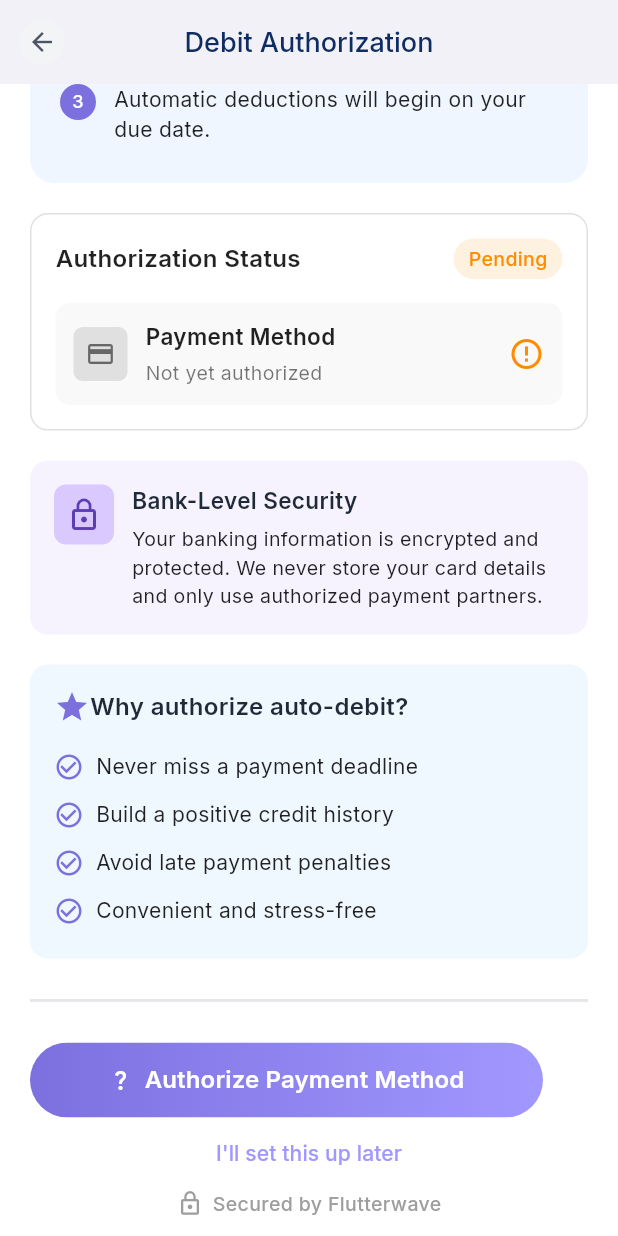
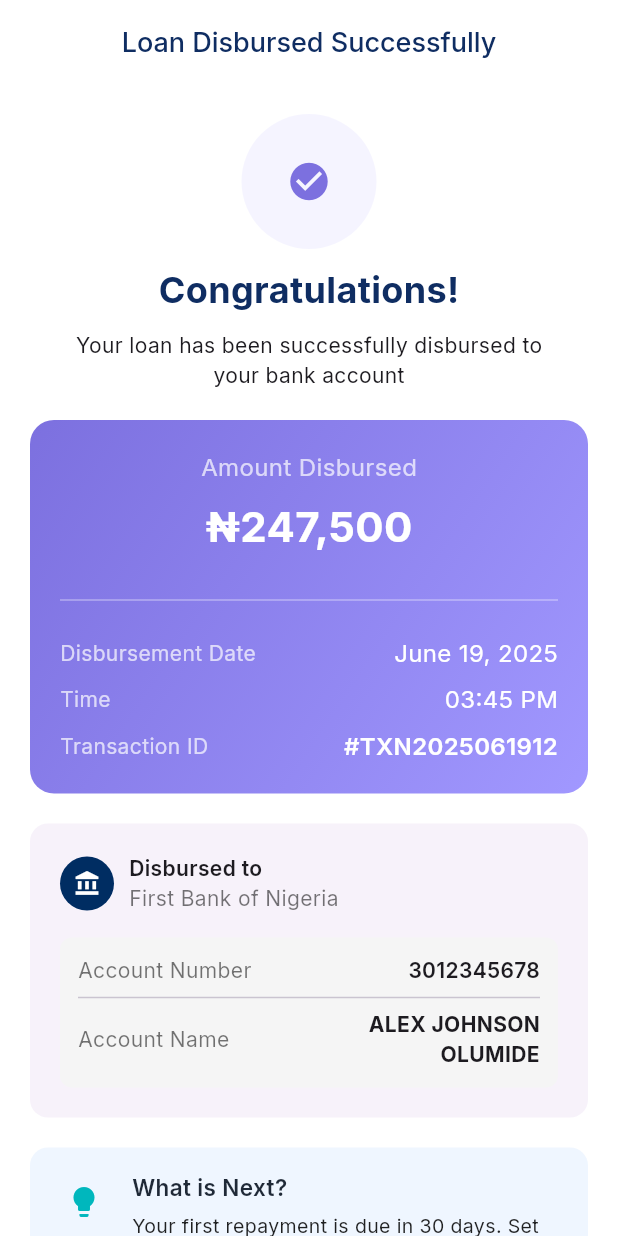
Before and after one commit to samsadeyemo/pcsloanamobilepp, a Flutter app: the DebitAuthorizationScreen screen opened by its route, scrolled down 576 dp, after a tap on "Authorize Payment Method", on a phone screen of 412 x 824 dp. Run offline on Flutter 3.47's test engine with Material 3 defaults, Android fonts, the light colour scheme and no system bars; our stand-ins replace camera, flutter_dotenv, flutter_riverpod, go_router, permission_handler, shared_preferences; accounts and stored records are empty; project files that could hold a hidden picture were left out.

Commit message:
Add Loan Disbursed Page

```diff
--- a/lib/app/routes/app_router.dart
+++ b/lib/app/routes/app_router.dart
@@ -13,6 +13,7 @@ import 'package:pcsloan/features/loan_application/presentation/apply_for_loan.da
 import 'package:pcsloan/features/loan_application/presentation/bvn_verification_screen.dart';
 import 'package:pcsloan/features/loan_application/presentation/debit_authorization.dart';
 import 'package:pcsloan/features/loan_application/presentation/facial_verification_screen.dart';
+import 'package:pcsloan/features/loan_application/presentation/loan_disbursed_screen.dart';
 import 'package:pcsloan/features/loan_application/presentation/loan_status_screen.dart';
 import 'package:pcsloan/features/loan_application/presentation/loan_summary.dart';
 import 'package:pcsloan/features/password_management/presentation/forget_password_screen.dart';
@@ -109,6 +110,10 @@ final GoRouter router = GoRouter(
       GoRoute(
         path: '/debit-authorization-screen',
         builder: (context, state) => const DebitAuthorizationScreen(),
+        ),
+      GoRoute(
+        path: '/loan-disbursed-screen',
+        builder: (context, state) => const LoanDisbursedScreen(),
         )
 
 
--- /dev/null
+++ b/lib/common/widgets/custom_loan_app_false.dart
@@ -0,0 +1,54 @@
+import 'package:flutter/material.dart';
+
+class CustomLoanAppBarFalse extends StatelessWidget implements PreferredSizeWidget {
+  final String title;
+
+  const CustomLoanAppBarFalse({Key? key, required this.title}) : super(key: key);
+
+  @override
+  Widget build(BuildContext context) {
+    return AppBar(
+      // leading: SizedBox(
+      //   width: 40,
+      //   child: Center(
+      //     child: GestureDetector(
+      //       onTap: () {
+      //         context.go('/previousRoute'); // Replace with your actual route
+      //       },
+      //       child: Container(
+      //         width: 30,
+      //         height: 30,
+      //         decoration: BoxDecoration(
+      //           shape: BoxShape.circle,
+      //           color: const Color(0xffF3F4F6),
+      //         ),
+      //         child: Center(
+      //           child: FittedBox(
+      //             child: Icon(
+      //               Icons.arrow_back_sharp,
+      //               size: 20,
+      //               color: Color(0xff4B5563),
+      //             ),
+      //           ),
+      //         ),
+      //       ),
+      //     ),
+      //   ),
+      // ),
+      backgroundColor: const Color(0xffFFFFFF),
+      title: Text(
+        title,
+        style: const TextStyle(
+          fontSize: 18,
+          color: Color(0xff0F2D62),
+          fontFamily: 'Inter',
+          fontWeight: FontWeight.w500,
+        ),
+      ),
+      centerTitle: true,
+    );
+  }
+
+  @override
+  Size get preferredSize => const Size.fromHeight(kToolbarHeight);
+}
--- a/lib/features/loan_application/presentation/debit_authorization.dart
+++ b/lib/features/loan_application/presentation/debit_authorization.dart
@@ -1,6 +1,7 @@
 import 'package:flutter/material.dart';
 import 'package:flutter/widgets.dart';
 import 'package:flutter_riverpod/flutter_riverpod.dart';
+import 'package:go_router/go_router.dart';
 import 'package:pcsloan/common/widgets/custom_loan_app_bar.dart';
 
 class DebitAuthorizationScreen extends ConsumerStatefulWidget {
@@ -440,6 +441,7 @@ class _DebitAuthorizationScreen
                     height: 50,
                     child: ElevatedButton(
                       onPressed: () {
+                        context.go('/loan-disbursed-screen');
                         // handle biometric login
                       },
                       style: ElevatedButton.styleFrom(
--- /dev/null
+++ b/lib/features/loan_application/presentation/loan_disbursed_screen.dart
@@ -0,0 +1,513 @@
+import 'package:flutter/material.dart';
+import 'package:flutter/widgets.dart';
+import 'package:flutter_riverpod/flutter_riverpod.dart';
+import 'package:go_router/go_router.dart';
+import 'package:pcsloan/common/widgets/custom_loan_app_false.dart';
+
+class LoanDisbursedScreen extends ConsumerStatefulWidget {
+  const LoanDisbursedScreen({super.key});
+
+  @override
+  ConsumerState<LoanDisbursedScreen> createState() => _LoanDisbursedScreen();
+}
+
+class _LoanDisbursedScreen extends ConsumerState<LoanDisbursedScreen> {
+  @override
+  Widget build(BuildContext context) {
+    return Scaffold(
+      backgroundColor: Color(0xFFFFFFFF),
+
+      appBar: CustomLoanAppBarFalse(title: 'Loan Disbursed Successfully'),
+      body: SafeArea(
+        child: SingleChildScrollView(
+          child: Padding(
+            padding: const EdgeInsets.all(20),
+            child: Column(
+              crossAxisAlignment: CrossAxisAlignment.start,
+              children: [
+                Align(
+                  alignment: Alignment.topCenter,
+                  child: Padding(
+                    padding: EdgeInsets.only(top: 0),
+                    child: Container(
+                      width: 90,
+                      height: 90,
+                      decoration: BoxDecoration(
+                        shape: BoxShape.circle,
+                        color: Color(0xffA198FF).withOpacity(0.1),
+                      ),
+                      child: Padding(
+                        padding: const EdgeInsets.all(0),
+                        child: SizedBox(
+                          width: 30,
+                          height: 30,
+                          child: Icon(
+                            Icons.check_circle,
+                            color: Color(0xff7C70DF),
+                            size: 30,
+                          ),
+                        ),
+                      ),
+                    ),
+                  ),
+                ),
+                SizedBox(height: 10),
+                Align(
+                  alignment: Alignment.center,
+                  child: Text(
+                    'Congratulations!',
+                    style: TextStyle(
+                      color: Color(0xff0F2D62),
+                      fontSize: 24,
+                      fontWeight: FontWeight.bold,
+                    ),
+                  ),
+                ),
+                SizedBox(height: 10),
+                Align(
+                  alignment: Alignment.center,
+                  child: Column(
+                    mainAxisAlignment: MainAxisAlignment.start,
+
+                    children: [
+                      Center(
+                        child: Text(
+                          'Your loan has been successfully disbursed to',
+                        ),
+                      ),
+                      Center(child: Text('your bank account')),
+                    ],
+                  ),
+                ),
+                SizedBox(height: 20),
+                Center(
+                  child: Container(
+                    width: double.infinity,
+                    margin: const EdgeInsets.all(0),
+                    padding: const EdgeInsets.all(20),
+                    decoration: BoxDecoration(
+                      borderRadius: BorderRadius.circular(16),
+                      gradient: const LinearGradient(
+                        colors: [
+                          Color(0xFF7C70DF), // Light purple
+                          Color(0xFFA198FF), // Darker purple
+                        ],
+                        begin: Alignment.topLeft,
+                        end: Alignment.bottomRight,
+                      ),
+                    ),
+                    child: Column(
+                      crossAxisAlignment: CrossAxisAlignment.center,
+                      children: [
+                        const Text(
+                          "Amount Disbursed",
+                          style: TextStyle(
+                            color: Colors.white70,
+                            fontSize: 16,
+                            fontWeight: FontWeight.w400,
+                          ),
+                        ),
+                        const SizedBox(height: 8),
+                        const Text(
+                          "₦247,500",
+                          style: TextStyle(
+                            color: Colors.white,
+                            fontSize: 28,
+                            fontWeight: FontWeight.bold,
+                          ),
+                        ),
+                        const SizedBox(height: 20),
+                        const Divider(color: Colors.white38, thickness: 1),
+                        const SizedBox(height: 16),
+                        Row(
+                          mainAxisAlignment: MainAxisAlignment.spaceBetween,
+                          children: const [
+                            Text(
+                              "Disbursement Date",
+                              style: TextStyle(
+                                color: Colors.white70,
+                                fontSize: 14,
+                              ),
+                            ),
+                            Text(
+                              "June 19, 2025",
+                              style: TextStyle(
+                                color: Colors.white,
+                                fontSize: 16,
+                              ),
+                            ),
+                          ],
+                        ),
+                        const SizedBox(height: 8),
+                        Row(
+                          mainAxisAlignment: MainAxisAlignment.spaceBetween,
+                          children: const [
+                            Text(
+                              "Time",
+                              style: TextStyle(
+                                color: Colors.white70,
+                                fontSize: 14,
+                              ),
+                            ),
+                            Text(
+                              "03:45 PM",
+                              style: TextStyle(
+                                color: Colors.white,
+                                fontSize: 16,
+                              ),
+                            ),
+                          ],
+                        ),
+                        const SizedBox(height: 8),
+                        Row(
+                          mainAxisAlignment: MainAxisAlignment.spaceBetween,
+                          children: const [
+                            Text(
+                              "Transaction ID",
+                              style: TextStyle(
+                                color: Colors.white70,
+                                fontSize: 14,
+                              ),
+                            ),
+                            Text(
+                              "#TXN2025061912",
+                              style: TextStyle(
+                                color: Colors.white,
+                                fontSize: 16,
+                                fontWeight: FontWeight.w600,
+                              ),
+                            ),
+                          ],
+                        ),
+                      ],
+                    ),
+                  ),
+                ),
+                const SizedBox(height: 20),
+                Card(
+                  shape: RoundedRectangleBorder(
+                    borderRadius: BorderRadius.circular(12),
+                  ),
+                  elevation: 0,
+                  margin: const EdgeInsets.all(0),
+                  child: Padding(
+                    padding: const EdgeInsets.all(20),
+                    child: Column(
+                      crossAxisAlignment: CrossAxisAlignment.start,
+                      children: [
+                        Row(
+                          children: const [
+                            CircleAvatar(
+                              backgroundColor: Color(0xFF002D62),
+                              radius: 18,
+                              child: Icon(
+                                Icons.account_balance,
+                                color: Colors.white,
+                                size: 18,
+                              ),
+                            ),
+                            SizedBox(width: 10),
+                            Column(
+                              crossAxisAlignment: CrossAxisAlignment.start,
+                              children: [
+                                Text(
+                                  "Disbursed to",
+                                  style: TextStyle(fontWeight: FontWeight.w600),
+                                ),
+                                Text(
+                                  "First Bank of Nigeria",
+                                  style: TextStyle(color: Colors.black54),
+                                ),
+                              ],
+                            ),
+                          ],
+                        ),
+                        const SizedBox(height: 16),
+                        Container(
+                          padding: const EdgeInsets.all(12),
+                          decoration: BoxDecoration(
+                            color: Colors.grey.shade100,
+                            borderRadius: BorderRadius.circular(8),
+                          ),
+                          child: const Column(
+                            crossAxisAlignment: CrossAxisAlignment.start,
+                            children: [
+                              Row(
+                                mainAxisAlignment:
+                                    MainAxisAlignment.spaceBetween,
+                                children: [
+                                  Text(
+                                    "Account Number",
+                                    style: TextStyle(color: Colors.black54),
+                                  ),
+                                  Text(
+                                    "3012345678",
+                                    style: TextStyle(
+                                      fontWeight: FontWeight.w600,
+                                    ),
+                                  ),
+                                ],
+                              ),
+                              Divider(),
+                              Row(
+                                mainAxisAlignment:
+                                    MainAxisAlignment.spaceBetween,
+                                children: [
+                                  Text(
+                                    "Account Name",
+                                    style: TextStyle(color: Colors.black54),
+                                  ),
+                                  Text(
+                                    "ALEX JOHNSON\nOLUMIDE",
+                                    textAlign: TextAlign.right,
+                                    style: TextStyle(
+                                      fontWeight: FontWeight.w700,
+                                    ),
+                                  ),
+                                ],
+                              ),
+                            ],
+                          ),
+                        ),
+                      ],
+                    ),
+                  ),
+                ),
+                const SizedBox(height: 20),
+                Container(
+                  padding: const EdgeInsets.all(16),
+                  decoration: BoxDecoration(
+                    color: Color(0xFFEFF6FF),
+                    borderRadius: BorderRadius.circular(12),
+                  ),
+                  child: Row(
+                    crossAxisAlignment: CrossAxisAlignment.start,
+                    children: [
+                      // Lock Icon
+                      Container(
+                        padding: const EdgeInsets.all(8),
+                        decoration: BoxDecoration(
+                          color: Color(0xFFEFF6FF),
+                          borderRadius: BorderRadius.circular(8),
+                        ),
+                        child: const Icon(
+                          Icons.lightbulb,
+                          color: Color(0xFF00B7BD),
+                          size: 24,
+                        ),
+                      ),
+                      const SizedBox(width: 12),
+                      // Text Content
+                      Expanded(
+                        child: Column(
+                          crossAxisAlignment: CrossAxisAlignment.start,
+                          children: const [
+                            Text(
+                              'What is Next?',
+                              style: TextStyle(
+                                fontSize: 15,
+                                fontWeight: FontWeight.w600,
+                                color: Color(0xFF1F2937),
+                              ),
+                            ),
+                            SizedBox(height: 6),
+                            Text(
+                              'Your first repayment is due in 30 days. Set up auto-debit to avoid late fees and maintain a good credit score',
+                              style: TextStyle(
+                                fontSize: 13,
+                                color: Colors.black87,
+                              ),
+                            ),
+                          ],
+                        ),
+                      ),
+                    ],
+                  ),
+                ),
+                const SizedBox(height: 20),
+                Container(
+                  padding: const EdgeInsets.all(16),
+                  decoration: BoxDecoration(
+                    color: Color(0xffd0f4de),
+                    borderRadius: BorderRadius.circular(12),
+                  ),
+                  child: Row(
+                    crossAxisAlignment: CrossAxisAlignment.start,
+                    children: [
+                      // Lock Icon
+                      Container(
+                        padding: const EdgeInsets.all(8),
+                        decoration: BoxDecoration(
+                          color: Color(0xffd0f4de),
+                          borderRadius: BorderRadius.circular(8),
+                        ),
+                        child: const Icon(
+                          Icons.calendar_month_rounded,
+                          color: Color(0xFF7C70DF),
+                          size: 24,
+                        ),
+                      ),
+                      const SizedBox(width: 12),
+                      // Text Content
+                      Expanded(
+                        child: Column(
+                          crossAxisAlignment: CrossAxisAlignment.start,
+                          children: const [
+                            Text(
+                              'Repayment Schedule',
+                              style: TextStyle(
+                                fontSize: 15,
+                                fontWeight: FontWeight.w600,
+                                color: Color(0xFF1F2937),
+                              ),
+                            ),
+                            SizedBox(height: 6),
+                            Text(
+                              'Your first repayment is due in 30 days. Set up auto-debit to avoid late fees and maintain a good credit score',
+                              style: TextStyle(
+                                fontSize: 13,
+                                color: Colors.black87,
+                              ),
+                            ),
+                          ],
+                        ),
+                      ),
+                    ],
+                  ),
+                ),
+                                const SizedBox(height: 20),
+
+                Padding(
+                  padding: const EdgeInsets.only(top: 0),
+                  child: SizedBox(
+                    width: 342,
+                    height: 50,
+                    child: ElevatedButton(
+                      onPressed: () {
+                        context.go('/loan-disbursed-screen');
+                        // handle biometric login
+                      },
+                      style: ElevatedButton.styleFrom(
+                        padding: EdgeInsets.zero,
+                        shape: RoundedRectangleBorder(
+                          borderRadius: BorderRadius.circular(25),
+                        ),
+                        backgroundColor: Colors.transparent,
+                        shadowColor: Colors.transparent,
+                      ),
+                      child: Ink(
+                        decoration: BoxDecoration(
+                          gradient: const LinearGradient(
+                            colors: [Color(0xff0F2D62), Color(0xff0F2D62)],
+                          ),
+                          borderRadius: BorderRadius.circular(25),
+                        ),
+                        child: Container(
+                          alignment: Alignment.center,
+                          child: Row(
+                            mainAxisSize: MainAxisSize.min,
+                            mainAxisAlignment: MainAxisAlignment.center,
+                            children: [
+                              Icon(
+                                Icons.calendar_month,
+                                size: 18,
+                                color: Colors.white,
+                              ),
+                              const SizedBox(width: 8),
+                              const Text(
+                                "View Repayment Schedule",
+                                style: TextStyle(
+                                  color: Colors.white,
+                                  fontSize: 16,
+                                  fontWeight: FontWeight.w600,
+                                  fontFamily: 'Inter',
+                                ),
+                              ),
+                            ],
+                          ),
+                        ),
+                      ),
+                    ),
+                  ),
+                ),
+
+                                 const SizedBox(height: 20),
+
+                Padding(
+                  padding: const EdgeInsets.only(top: 0),
+                  child: SizedBox(
+                    width: 342,
+                    height: 50,
+                    child: ElevatedButton(
+                      onPressed: () {
+                        context.go('/loan-disbursed-screen');
+                        // handle biometric login
+                      },
+                      style: ElevatedButton.styleFrom(
+                        padding: EdgeInsets.zero,
+                        shape: RoundedRectangleBorder(
+                          borderRadius: BorderRadius.circular(25),
+                        ),
+                        backgroundColor: Colors.transparent,
+                        shadowColor: Colors.transparent,
+                      ),
+                      child: Ink(
+                        decoration: BoxDecoration(
+                          gradient: const LinearGradient(
+                            colors: [Color(0xff7C70DF), Color(0xffA198FF)],
+                          ),
+                          borderRadius: BorderRadius.circular(25),
+                        ),
+                        child: Container(
+                          alignment: Alignment.center,
+                          child: Row(
+                            mainAxisSize: MainAxisSize.min,
+                            mainAxisAlignment: MainAxisAlignment.center,
+                            children: [
+                              Icon(
+                                Icons.home,
+                                size: 18,
+                                color: Colors.white,
+                              ),
+                              const SizedBox(width: 8),
+                              const Text(
+                                "Go to Dashboard",
+                                style: TextStyle(
+                                  color: Colors.white,
+                                  fontSize: 16,
+                                  fontWeight: FontWeight.w600,
+                                  fontFamily: 'Inter',
+                                ),
+                              ),
+                            ],
+                          ),
+                        ),
+                      ),
+                    ),
+                  ),
+                ),
+                const SizedBox(height: 10),
+                Align(
+                  alignment: Alignment.center,
+                  child: TextButton(
+                    onPressed: () {
+                      return null;
+                    },
+                    child: Text(
+                      "Need help? Contact Support",
+                      style: TextStyle(
+                        fontSize: 14,
+                        color: Color(0xffA198FF),
+                        fontFamily: "Inter",
+                      ),
+                    ),
+                  ),
+                ),
+              ],
+            ),
+          ),
+        ),
+      ),
+    );
+  }
+}
```
